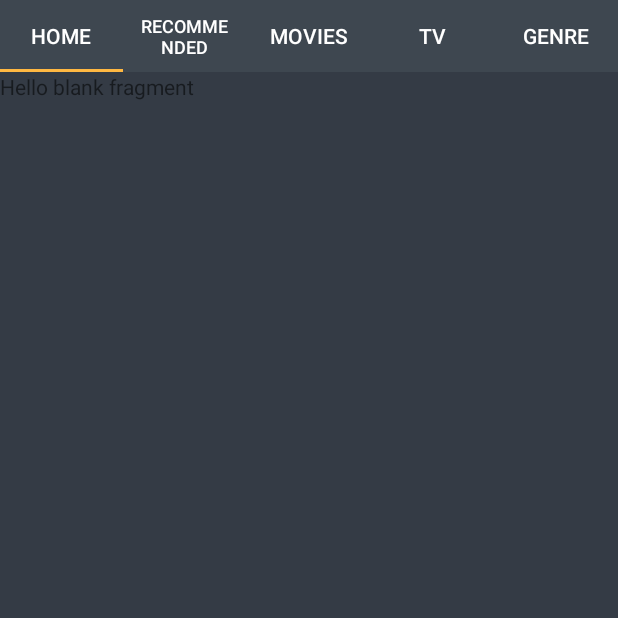
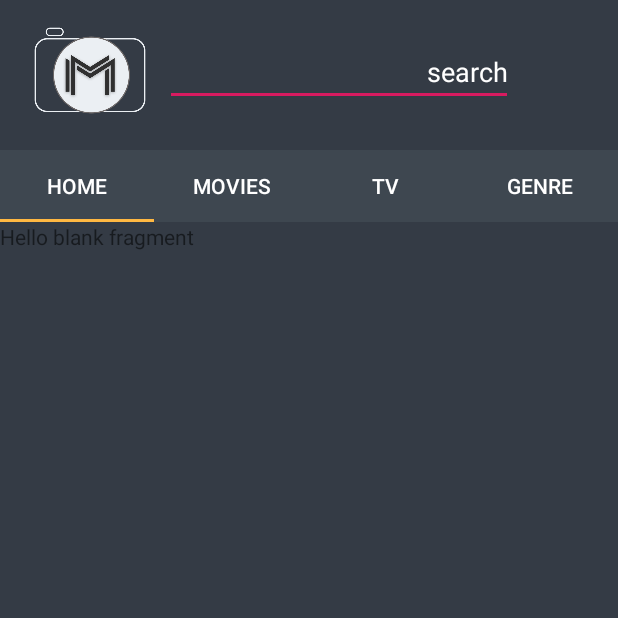
Before and after one commit to Aayushdangol/amar-pudasaini, an Android app: the screen it shows after launch (ViewPagerActivity), on a phone screen of 412 x 824 dp, the top half of it. Run offline under Robolectric (Android 15) with nearby library versions, the phone set to English and light mode, and no system bars.

Commit message:
Design dashboard

```diff
--- a/app/src/main/java/com/moviehub/ViewPagerActivity.java
+++ b/app/src/main/java/com/moviehub/ViewPagerActivity.java
@@ -26,7 +26,7 @@ public class ViewPagerActivity extends AppCompatActivity {
 
         ViewPagerAdapter adapter = new ViewPagerAdapter(getSupportFragmentManager());
         adapter.addFragment(new Home(),"Home");
-        adapter.addFragment(new Recommended(),"Recommended");
+        //adapter.addFragment(new Recommended(),"Popular");
         adapter.addFragment(new Movies(),"Movies");
         adapter.addFragment(new TV(),"TV");
         adapter.addFragment(new Genre(),"Genre");
--- a/app/src/main/res/layout/activity_view_pager.xml
+++ b/app/src/main/res/layout/activity_view_pager.xml
@@ -9,12 +9,33 @@
     tools:showIn="@layout/activity_view_pager"
     tools:context=".ViewPagerActivity">
 
- <GridLayout
-     android:layout_width="match_parent"
-     android:layout_height="wrap_content"
-     android:columnCount="1">
+    <LinearLayout
+        android:layout_width="match_parent"
+        android:layout_height="wrap_content"
+        android:orientation="horizontal">
 
-     <android.support.design.widget.TabLayout
+        <ImageButton
+            android:layout_width="80dp"
+            android:layout_height="80dp"
+            android:layout_marginLeft="20dp"
+            android:layout_marginTop="10dp"
+            android:background="@drawable/logodashboard"
+            />
+
+        <EditText
+            android:layout_width="match_parent"
+            android:layout_height="wrap_content"
+            android:hint="search"
+            android:textColorHint="#fff"
+            android:textAlignment="textEnd"
+            android:layout_marginTop="25dp"
+            android:layout_marginLeft="10dp"
+            android:layout_marginRight="70dp"/>
+
+    </LinearLayout>
+
+   <android.support.design.widget.TabLayout
+       android:layout_marginTop="10dp"
          android:layout_width="match_parent"
          android:layout_height="wrap_content"
          android:id="@+id/tabId"
@@ -24,13 +45,10 @@
          android:layout_columnWeight="4"
          />
 
- </GridLayout>
-
     <android.support.v4.view.ViewPager
         android:layout_width="match_parent"
         android:layout_height="wrap_content"
         android:id="@+id/viewpager">
-
     </android.support.v4.view.ViewPager>
 
 
```
Also changed, not shown: app/src/main/res/drawable/logodashboard.png (added), app/src/main/res/drawable/logosplash.png (added).
